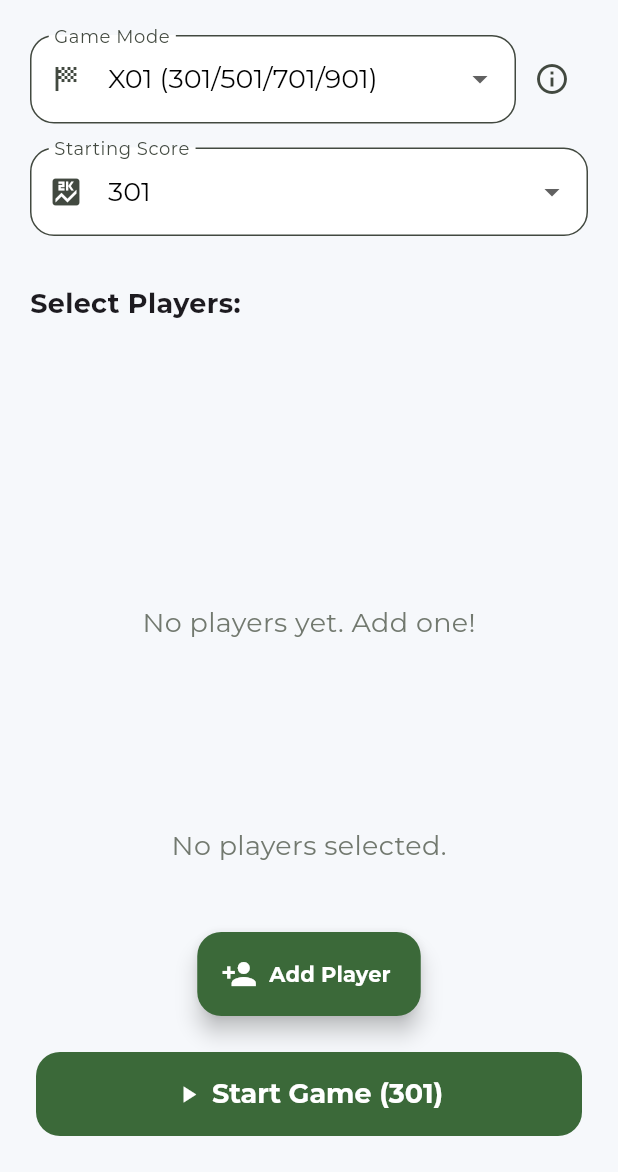
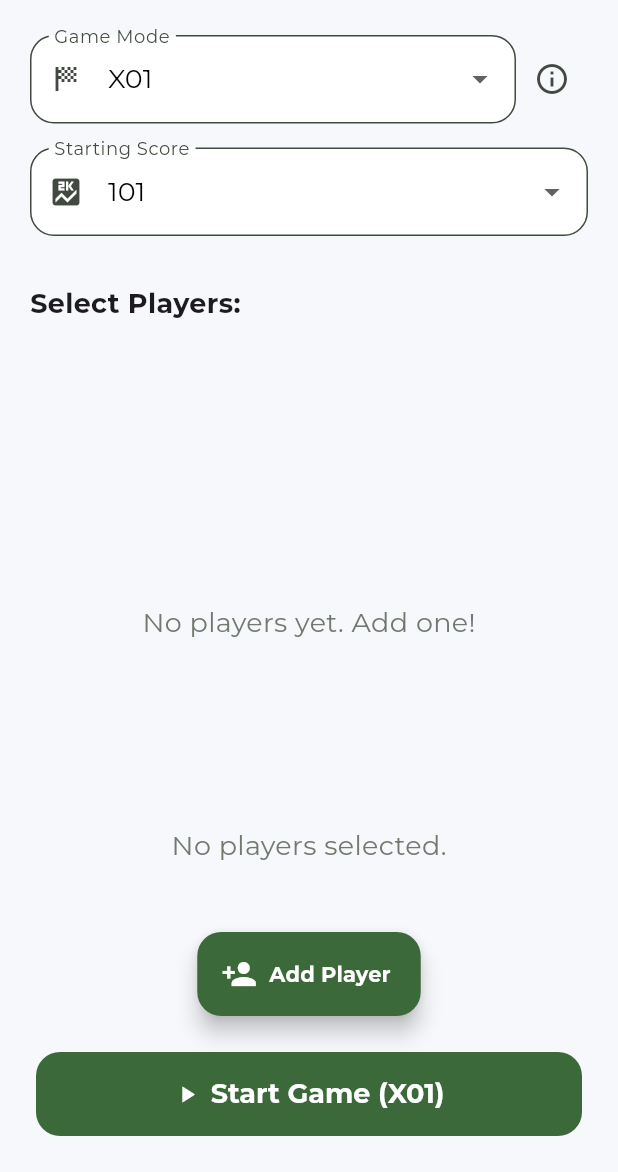
Before and after one commit to leo-pep/flutter_dart_app, a Flutter app: the screen it shows after launch, on a phone screen of 412 x 824 dp, the part 64-1236 px from its top. Run offline on Flutter 3.47's test engine with Material 3 defaults, Android fonts, the phone set to English and light mode, and no system bars; our stand-ins replace google_fonts, shared_preferences.

Commit message:
:sparkles: Add support for sub-modes in game selection and refactor game mode structure

```diff
--- a/lib/screens/home_page.dart
+++ b/lib/screens/home_page.dart
@@ -15,14 +15,43 @@ class _HomePageState extends State<HomePage> {
   List<String> allPlayers = [];
   List<String> selectedPlayers = [];
   final TextEditingController _controller = TextEditingController();
+  String selectedMainMode = 'X01';
+  String? selectedSubMode; // For sub-modes like X01/Cricket
   int selectedStartingScore = 301;
-  String selectedGameMode = 'X01';
-  final List<Map<String, dynamic>> gameModes = [
-    {'id': 'X01', 'label': 'X01 (301/501/701/901)', 'scores': [101, 201, 301, 501, 701, 901]},
-    {'id': 'Cricket', 'label': 'Cricket', 'desc': 'Hit 15-20 and Bull three times each. Score points until all players close a number.'},
-    {'id': 'CutThroat', 'label': 'Cut-throat Cricket', 'desc': 'Same as Cricket, but points are added to opponents who haven\'t closed the number.'},
-    {'id': 'Shangai', 'label': 'Shangai', 'desc': '7 rounds, each round targets a number. Score by hitting S/D/T. Win by highest score or Shangai (S+D+T in one round).'},
-    {'id': 'AroundClock', 'label': 'Around the Clock', 'desc': 'Hit numbers 1-20 and Bull in order. Win by closing all targets.'},
+
+  final List<Map<String, dynamic>> groupedGameModes = [
+    {
+      'id': 'X01',
+      'label': 'X01',
+      'desc': 'Reduce score to zero, finish on double.',
+      'subModes': [
+        {'id': '101', 'label': '101', 'score': 101},
+        {'id': '201', 'label': '201', 'score': 201},
+        {'id': '301', 'label': '301', 'score': 301},
+        {'id': '501', 'label': '501', 'score': 501},
+        {'id': '701', 'label': '701', 'score': 701},
+        {'id': '901', 'label': '901', 'score': 901},
+      ],
+    },
+    {
+      'id': 'Cricket',
+      'label': 'Cricket',
+      'desc': 'Hit 15-20 and Bull three times each. Score points until all players close a number.',
+      'subModes': [
+        {'id': 'Cricket', 'label': 'Cricket', 'desc': 'Standard Cricket'},
+        {'id': 'CutThroat', 'label': 'Cut-throat Cricket', 'desc': 'Points are added to opponents who haven\'t closed the number.'},
+      ],
+    },
+    {
+      'id': 'Shangai',
+      'label': 'Shangai',
+      'desc': '7 rounds, each round targets a number. Score by hitting S/D/T. Win by highest score or Shangai (S+D+T in one round).',
+    },
+    {
+      'id': 'AroundClock',
+      'label': 'Around the Clock',
+      'desc': 'Hit numbers 1-20 and Bull in order. Win by closing all targets.',
+    },
   ];
 
   @override
@@ -65,13 +94,23 @@ class _HomePageState extends State<HomePage> {
 
   void _startGame() {
     if (selectedPlayers.isNotEmpty) {
+      String gameModeToPass;
+      int startingScoreToPass = 0;
+      if (selectedMainMode == 'X01') {
+        gameModeToPass = 'X01';
+        startingScoreToPass = int.tryParse(selectedSubMode ?? '301') ?? 301;
+      } else if (selectedMainMode == 'Cricket') {
+        gameModeToPass = selectedSubMode ?? 'Cricket';
+      } else {
+        gameModeToPass = selectedMainMode;
+      }
       Navigator.push(
         context,
         MaterialPageRoute(
           builder: (_) => GamePage(
             players: selectedPlayers,
-            startingScore: selectedGameMode == 'X01' ? selectedStartingScore : 0,
-            gameMode: selectedGameMode,
+            startingScore: startingScoreToPass,
+            gameMode: gameModeToPass,
           ),
         ),
       );
@@ -137,6 +176,9 @@ class _HomePageState extends State<HomePage> {
   @override
   Widget build(BuildContext context) {
     final colorScheme = Theme.of(context).colorScheme;
+    final mainMode = groupedGameModes.firstWhere((m) => m['id'] == selectedMainMode);
+    final hasSubModes = mainMode['subModes'] != null;
+    final subModes = hasSubModes ? List<Map<String, dynamic>>.from(mainMode['subModes']) : null;
     return Scaffold(
       appBar: AppBar(
         title: Text('Dart Scoreboard'),
@@ -163,7 +205,7 @@ class _HomePageState extends State<HomePage> {
               children: [
                 Expanded(
                   child: DropdownButtonFormField<String>(
-                    value: selectedGameMode,
+                    value: selectedMainMode,
                     decoration: InputDecoration(
                       labelText: 'Game Mode',
                       prefixIcon: Icon(Icons.sports_score),
@@ -175,11 +217,14 @@ class _HomePageState extends State<HomePage> {
                     dropdownColor: Theme.of(context).brightness == Brightness.dark ? const Color(0xFF23272F) : Colors.white,
                     onChanged: (value) {
                       if (value != null) {
-                        setState(() => selectedGameMode = value);
-                        if (value == 'X01') selectedStartingScore = 301;
+                        setState(() {
+                          selectedMainMode = value;
+                          selectedSubMode = null;
+                          if (value == 'X01') selectedSubMode = '301';
+                        });
                       }
                     },
-                    items: gameModes.map((mode) => DropdownMenuItem<String>(
+                    items: groupedGameModes.map((mode) => DropdownMenuItem<String>(
                       value: mode['id'],
                       child: Text(mode['label'], style: GoogleFonts.montserrat(color: Theme.of(context).brightness == Brightness.dark ? Colors.white : Colors.black)),
                     )).toList(),
@@ -189,12 +234,16 @@ class _HomePageState extends State<HomePage> {
                   icon: Icon(Icons.info_outline),
                   tooltip: 'Game Mode Info',
                   onPressed: () {
-                    final mode = gameModes.firstWhere((m) => m['id'] == selectedGameMode);
+                    String desc = mainMode['desc'] ?? '';
+                    if (hasSubModes && selectedSubMode != null) {
+                      final sub = subModes!.firstWhere((s) => s['id'] == selectedSubMode, orElse: () => {});
+                      desc = sub['desc'] ?? desc;
+                    }
                     showDialog(
                       context: context,
                       builder: (_) => AlertDialog(
-                        title: Text(mode['label']),
-                        content: Text(mode['desc'] ?? 'X01: Reduce score to zero, finish on double.'),
+                        title: Text(mainMode['label'] + (hasSubModes && selectedSubMode != null ? ' - ' + (subModes!.firstWhere((s) => s['id'] == selectedSubMode)['label']) : '')),
+                        content: Text(desc),
                         actions: [
                           TextButton(
                             onPressed: () => Navigator.pop(context),
@@ -207,14 +256,14 @@ class _HomePageState extends State<HomePage> {
                 ),
               ],
             ),
-            if (selectedGameMode == 'X01')
+            if (hasSubModes)
               Padding(
                 padding: const EdgeInsets.only(top: 16.0, bottom: 8.0),
-                child: DropdownButtonFormField<int>(
-                  value: selectedStartingScore,
+                child: DropdownButtonFormField<String>(
+                  value: selectedSubMode ?? subModes![0]['id'],
                   decoration: InputDecoration(
-                    labelText: 'Starting Score',
-                    prefixIcon: Icon(Icons.score),
+                    labelText: mainMode['id'] == 'X01' ? 'Starting Score' : 'Sub Mode',
+                    prefixIcon: mainMode['id'] == 'X01' ? Icon(Icons.score) : Icon(Icons.category),
                     border: OutlineInputBorder(borderRadius: BorderRadius.circular(16)),
                     filled: true,
                     fillColor: Theme.of(context).brightness == Brightness.dark ? const Color(0xFF23272F) : Colors.white,
@@ -222,11 +271,18 @@ class _HomePageState extends State<HomePage> {
                   style: GoogleFonts.montserrat(fontSize: 18, color: Theme.of(context).brightness == Brightness.dark ? Colors.white : Colors.black),
                   dropdownColor: Theme.of(context).brightness == Brightness.dark ? const Color(0xFF23272F) : Colors.white,
                   onChanged: (value) {
-                    if (value != null) setState(() => selectedStartingScore = value);
+                    if (value != null) {
+                      setState(() {
+                        selectedSubMode = value;
+                        if (mainMode['id'] == 'X01') {
+                          selectedStartingScore = int.tryParse(value) ?? 301;
+                        }
+                      });
+                    }
                   },
-                  items: (gameModes.firstWhere((m) => m['id'] == 'X01')['scores'] as List<int>).map((score) => DropdownMenuItem<int>(
-                    value: score,
-                    child: Text(score.toString(), style: GoogleFonts.montserrat()),
+                  items: subModes!.map((sub) => DropdownMenuItem<String>(
+                    value: sub['id'],
+                    child: Text(sub['label'], style: GoogleFonts.montserrat()),
                   )).toList(),
                 ),
               ),
@@ -326,9 +382,9 @@ class _HomePageState extends State<HomePage> {
             onPressed: _startGame,
             icon: Icon(Icons.play_arrow),
             label: Text(
-              selectedGameMode == 'X01'
-                  ? 'Start Game ($selectedStartingScore)'
-                  : 'Start Game (${gameModes.firstWhere((m) => m['id'] == selectedGameMode)['label']})',
+              hasSubModes
+                  ? 'Start Game (' + mainMode['label'] + (selectedSubMode != null ? ' - ' + (subModes!.firstWhere((s) => s['id'] == selectedSubMode)['label']) : '') + ')'
+                  : 'Start Game (' + mainMode['label'] + ')',
               style: GoogleFonts.montserrat(fontWeight: FontWeight.bold),
             ),
             style: FilledButton.styleFrom(
```
